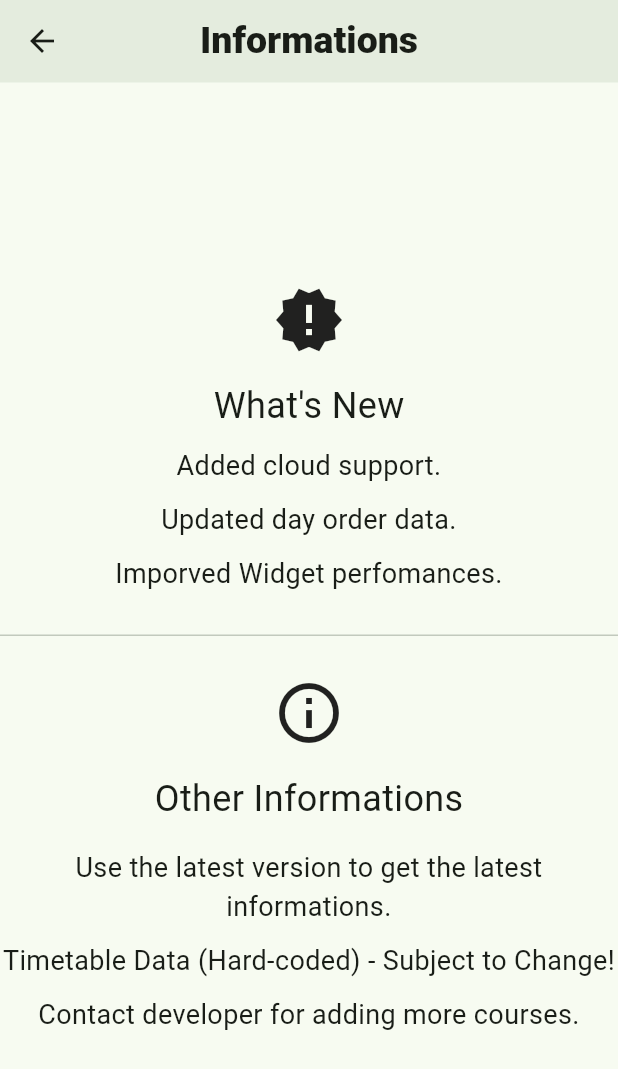
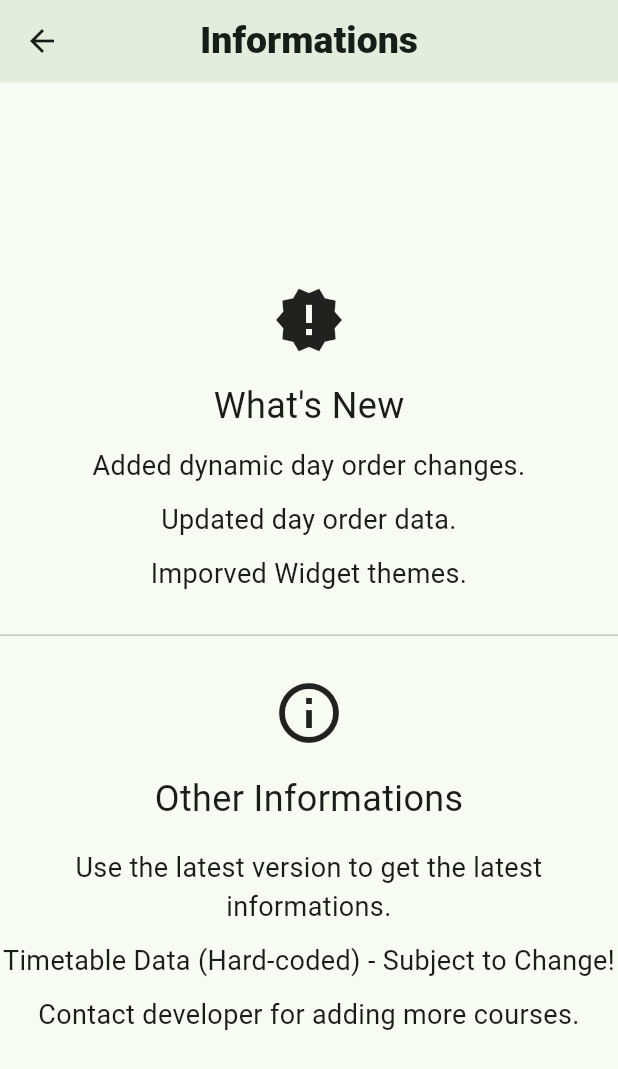
Before and after one commit to Sreeram3927/class_trackr, a Flutter app: the InformationScreen screen opened directly, on a phone screen of 412 x 824 dp. Shown: the top 1069 px of the screen. Run offline on Flutter 3.47's test engine with Material 2 defaults, Android fonts, the phone set to English and light mode, and no system bars; our stand-ins replace firebase_analytics, firebase_core, fluttertoast, font_awesome_flutter, shared_preferences; accounts and stored records are empty.

Commit message:
update 0.9.21

```diff
--- a/lib/data/day_order/backend.dart
+++ b/lib/data/day_order/backend.dart
@@ -4,7 +4,8 @@ import 'package:infinity_project/data/user_preferences.dart';
 
 class Backend {
 
-  static String baseURL = 'http://192.168.1.40:8080';
+  // static String baseURL = 'http://192.168.1.40:8080';
+  static String baseURL = 'https://sreeram3927.pythonanywhere.com';
 
   static Future<int> checkDataVersion() async {
     var url = Uri.parse('$baseURL/check_version');
--- a/lib/home/app_drawer.dart
+++ b/lib/home/app_drawer.dart
@@ -111,7 +111,7 @@ class _AppDrawerState extends State<AppDrawer> {
           ),
 
           Text(
-            'Version ${AppMetaData.version}',
+            'Version ${AppMetaData.version} (dV ${AppMetaData.dataVersionFront})',
             style: const TextStyle(
               letterSpacing: 1.5,
               fontSize: 15.0,
--- a/lib/home/information.dart
+++ b/lib/home/information.dart
@@ -35,13 +35,13 @@ class InformationScreen extends StatelessWidget {
             style: TextStyle( fontSize: 24),
           ),
           const SizedBox(height: 10),
-          myText('Added cloud support.'),
+          myText('Added dynamic day order changes.'),
           const SizedBox(height: 10),
           myText('Updated day order data.'),
           // const SizedBox(height: 10),
           // myText('Added WebApp support (only Mobile friendly view).'),
           const SizedBox(height: 10),
-          myText('Imporved Widget perfomances.'),
+          myText('Imporved Widget themes.'),
           const SizedBox(height: 20),
 
           const Divider(thickness: 1.0,),
--- a/lib/screens/settings/settings_functions.dart
+++ b/lib/screens/settings/settings_functions.dart
@@ -29,7 +29,6 @@ Widget selectCourse({
   // int currentValue = data.indexOf(TimeTableData.currentCourse);
 
   return AlertDialog(
-    backgroundColor: const Color(0xFFCCDAD1),
     title: Text(
       name,
       textAlign: TextAlign.center,
--- a/pubspec.yaml
+++ b/pubspec.yaml
@@ -17,7 +17,7 @@ publish_to: 'none' # Remove this line if you wish to publish to pub.dev
 # https://developer.apple.com/library/archive/documentation/General/Reference/InfoPlistKeyReference/Articles/CoreFoundationKeys.html
 # In Windows, build-name is used as the major, minor, and patch parts
 # of the product and file versions while build-number is used as the build suffix.
-version: 0.8.20+4
+version: 0.9.21+5
 
 environment:
   sdk: '>=2.18.2 <3.0.0'
```
Also changed, not shown: lib/main.dart (+3 -4 lines).
